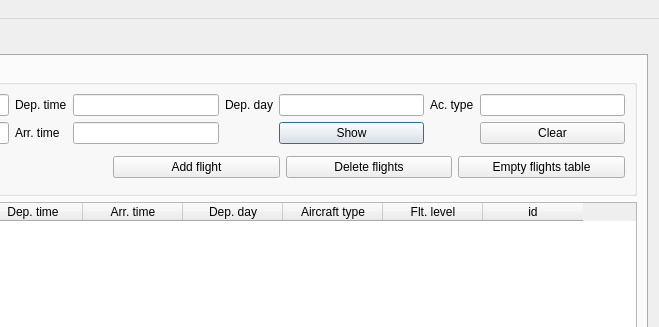
Qt form ScheduleUi/MainWindow.ui (kantooon/ScheduleViewer) before a commit; both pictures show x 440 to 1099 and y 0 to 327 of the 1099 by 749 pixel window.
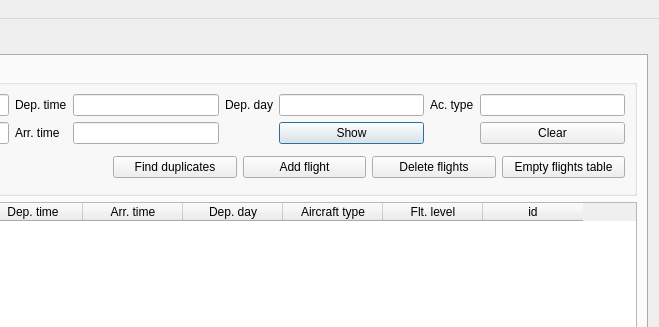
The same form after that commit. Icons and pictures are not drawn.

What changed in the file:
```diff
--- a/ScheduleUi/MainWindow.ui
+++ b/ScheduleUi/MainWindow.ui
@@ -336,6 +336,13 @@
              </item>
              <item row="1" column="1">
               <layout class="QHBoxLayout" name="horizontalLayout">
+               <item>
+                <widget class="QPushButton" name="findDupesButton">
+                 <property name="text">
+                  <string>Find duplicates</string>
+                 </property>
+                </widget>
+               </item>
                <item>
                 <widget class="QPushButton" name="addButton">
                  <property name="text">
```
